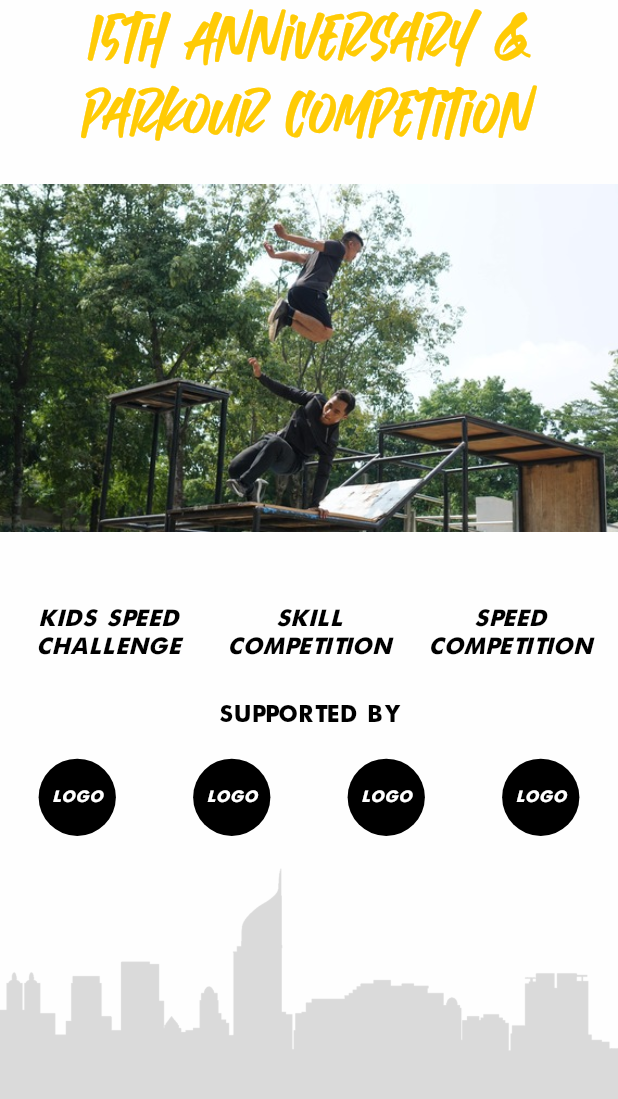
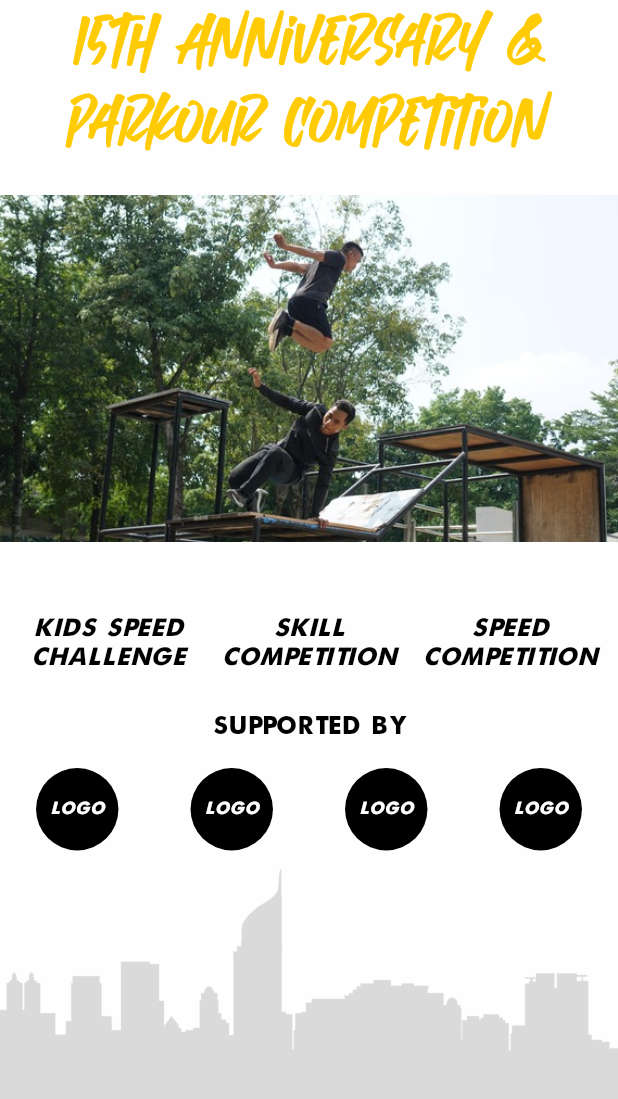
Before and after one commit to nurihsan95/website-parkourjkt, a Flutter app: the screen it shows after launch, on a phone screen of 412 x 824 dp, the part 137-1236 px from its top. Run offline on Flutter 3.47's test engine with Material 2 defaults, Android fonts, the phone set to English and light mode, and no system bars; drawn by our look-alikes of auto_size_text; our stand-ins replace firebase_core, font_awesome_flutter, responsive_framework; accounts and stored records are empty.

Commit message:
Fixing overall display and fontsize in landspace

```diff
--- a/lib/main.dart
+++ b/lib/main.dart
@@ -2,29 +2,71 @@
 import 'package:flutter/material.dart';
 import 'package:flutter/services.dart';
 import 'package:responsive_framework/responsive_framework.dart';
+import 'package:responsive_framework/utils/responsive_utils.dart';
 import 'firebase_options.dart';
 import 'view/home.dart';
 
-void main() async {
+Future<void> main() async {
   WidgetsFlutterBinding.ensureInitialized();
   await Firebase.initializeApp(
     options: DefaultFirebaseOptions.currentPlatform,
   );
-  SystemChrome.setSystemUIOverlayStyle(SystemUiOverlayStyle.light);
   runApp(const MyApp());
-  final binding = WidgetsFlutterBinding.ensureInitialized();
 }
 
 class MyApp extends StatelessWidget {
   const MyApp({Key? key}) : super(key: key);
-
   @override
   Widget build(context) {
     return MaterialApp(
+      home: MyWidget(),
+    );
+  }
+}
+
+class MyWidget extends StatelessWidget {
+  const MyWidget({Key? key}) : super(key: key);
+
+  @override
+  Widget build(BuildContext context) {
+    var screenSize = MediaQuery.of(context).size;
+    if (screenSize.width >= screenSize.height && screenSize.height >= 720) {
+      return MaterialApp(
         builder: (context, child) => ResponsiveWrapper.builder(
-        child,
-        maxWidth: 1000,
-        minWidth: 480,
+          BouncingScrollWrapper.builder(context, child!),
+          maxWidthLandscape: 800,
+          minWidthLandscape: 360,
+          landscapePlatforms: [ResponsiveTargetPlatform.web],
+          useShortestSide: true,
+          breakpointsLandscape: [
+            ResponsiveBreakpoint.resize(360, name: MOBILE),
+            ResponsiveBreakpoint.resize(400, name: MOBILE),
+          ],
+          defaultScale: true,
+          breakpoints: [
+            ResponsiveBreakpoint.resize(480, name: MOBILE),
+            ResponsiveBreakpoint.resize(800, name: TABLET),
+            ResponsiveBreakpoint.resize(1000, name: DESKTOP),
+            ResponsiveBreakpoint.autoScale(2460, name: '4K'),
+          ],
+          background: Container(color: const Color(0xfffefefe)),
+        ),
+        initialRoute: Homepage.screenId,
+        title: 'Parkour Jakarta 15th Anniversary',
+        home: Homepage(),
+      );
+    } else {
+      return MaterialApp(
+        builder: (context, child) => ResponsiveWrapper.builder(
+          BouncingScrollWrapper.builder(context, child!),
+          maxWidthLandscape: 480,
+          minWidthLandscape: 360,
+          landscapePlatforms: [ResponsiveTargetPlatform.web],
+          useShortestSide: true,
+          breakpointsLandscape: [
+            ResponsiveBreakpoint.resize(360, name: MOBILE),
+            ResponsiveBreakpoint.resize(400, name: MOBILE),
+          ],
           defaultScale: true,
           breakpoints: [
             ResponsiveBreakpoint.resize(480, name: MOBILE),
@@ -39,4 +81,6 @@
         home: Homepage(),
       );
     }
+    ;
   }
+}
--- a/lib/view/dessign_pattern/bullet_text.dart
+++ b/lib/view/dessign_pattern/bullet_text.dart
@@ -7,21 +7,27 @@
 import 'package:website_parkourjkt/resource/resource.dart';
 
 class BulletText extends StatelessWidget {
-  const BulletText({Key? key, required this.text}) : super(key: key);
+  BulletText({Key? key, required this.text}) : super(key: key);
 
   final String text;
+  double? fontsize;
 
   @override
   Widget build(BuildContext context) {
     var screenSize = MediaQuery.of(context).size;
-
+    if (screenSize.height <= 600) {
+      fontsize = 12;
+    } else {
+      fontsize = SubContentStyle.fontSize;
+    }
     return Container(
+      alignment: Alignment.center,
       width: screenSize.width * 0.325,
+      height: screenSize.height * 0.325,
       child: AutoSizeText(
         text,
         textAlign: TextAlign.center,
-        style: SubContentStyle,
-        presetFontSizes: [20, 14],
+        style: SubContentStyle.copyWith(fontSize: fontsize),
         maxLines: 2,
       ),
     );
--- a/lib/view/dessign_pattern/social_media_button.dart
+++ b/lib/view/dessign_pattern/social_media_button.dart
@@ -30,7 +30,7 @@
 
     return CircleAvatar(
       backgroundColor: Colors.black,
-      radius: 30,
+      radius: 24,
       child: ElevatedButton(
         onPressed: _launchURL,
         child: Center(
--- a/lib/view/dessign_pattern/tab_bar.dart
+++ b/lib/view/dessign_pattern/tab_bar.dart
@@ -62,6 +62,7 @@
                     'Kids Speed Challenge',
                     textAlign: TextAlign.center,
                     style: SubContentStyle,
+                    presetFontSizes: [20, 12],
                   ),
                 ),
                 Container(
@@ -72,6 +73,7 @@
                     'Skill Competition',
                     textAlign: TextAlign.center,
                     style: SubContentStyle,
+                    presetFontSizes: [20, 12],
                   ),
                 ),
                 Container(
@@ -82,6 +84,7 @@
                     'Speed Competition',
                     textAlign: TextAlign.center,
                     style: SubContentStyle,
+                    presetFontSizes: [20, 12],
                   ),
                 ),
               ],
```
Also changed, not shown: lib/view/home.dart (+9 -4 lines), 1 other file. Lines whose indentation alone changed are shown as unchanged.
